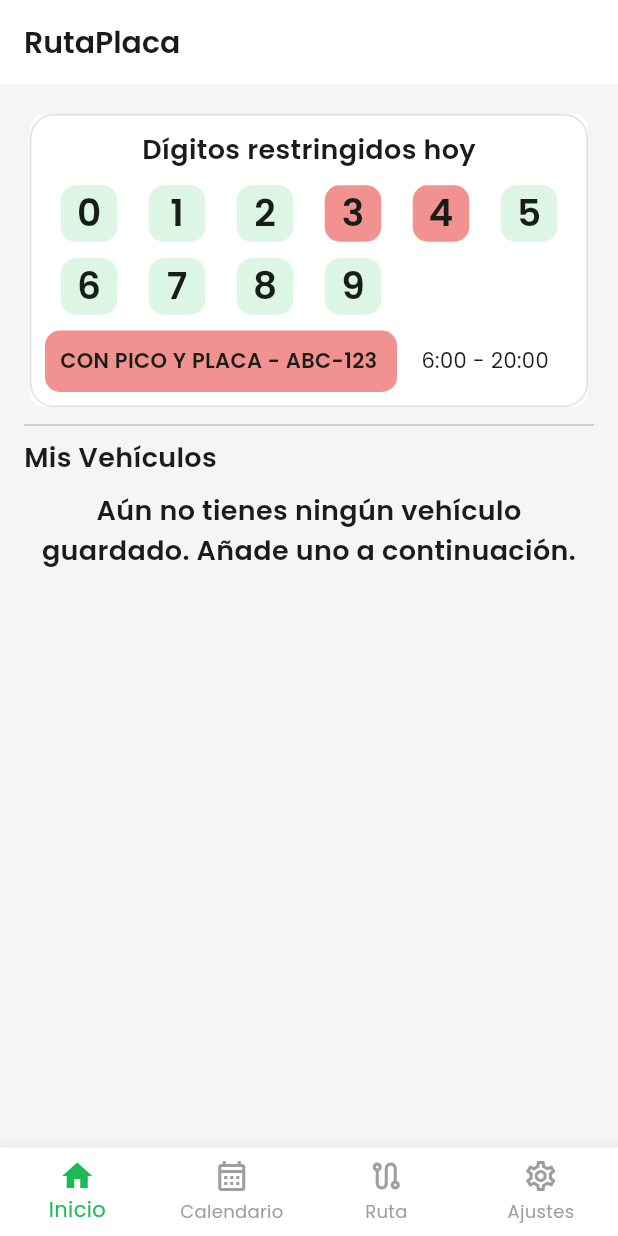
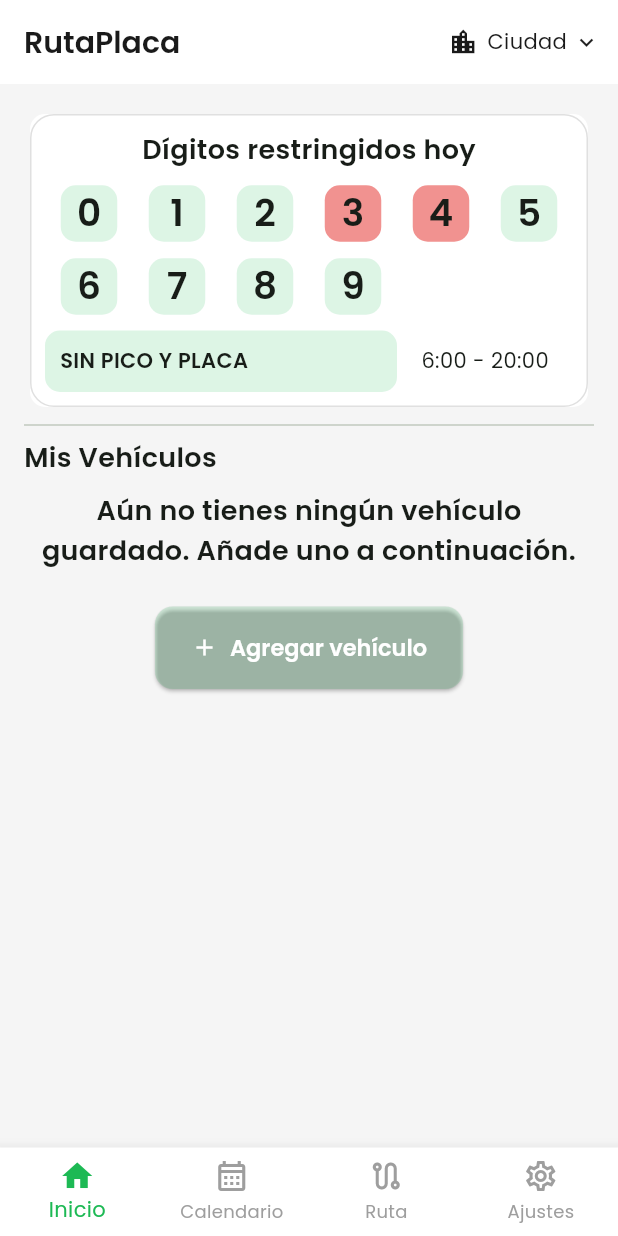
Before and after one commit to pablo-briceno-dev/ruta-placa-app, a Flutter app: the screen it shows after launch, on a phone screen of 412 x 824 dp. Run offline on Flutter 3.47's test engine with Material 3 defaults, Android fonts, the phone set to English and light mode, and no system bars; our stand-ins replace flutter_riverpod, go_router, shared_preferences; network calls fail.

Commit message:
Creation of vehicle registration cards, bug fixes

```diff
--- /dev/null
+++ b/lib/providers/cities_provider.dart
@@ -0,0 +1,23 @@
+import 'package:flutter_riverpod/legacy.dart';
+import 'package:shared_preferences/shared_preferences.dart';
+
+final selectedCityProvider =
+    StateNotifierProvider<SelectedCityNotifier, String?>(
+      (ref) => SelectedCityNotifier(),
+    );
+
+class SelectedCityNotifier extends StateNotifier<String?> {
+  SelectedCityNotifier() : super(null);
+
+  Future<void> loadCity() async {
+    final prefs = await SharedPreferences.getInstance();
+    state = prefs.getString('selected_city');
+  }
+
+  Future<void> setCity(String city) async {
+    state = city;
+
+    final prefs = await SharedPreferences.getInstance();
+    await prefs.setString('selected_city', city);
+  }
+}
--- /dev/null
+++ b/lib/providers/shared_preferences_provider.dart
@@ -0,0 +1,6 @@
+import 'package:flutter_riverpod/flutter_riverpod.dart';
+import 'package:shared_preferences/shared_preferences.dart';
+
+final sharedPrefsProvider = Provider<SharedPreferences>((ref) {
+  throw UnimplementedError(); // se inicializa en main
+});
--- a/lib/screens/home/home_screen.dart
+++ b/lib/screens/home/home_screen.dart
@@ -1,15 +1,40 @@
 import 'package:flutter/material.dart';
 import 'package:flutter_riverpod/flutter_riverpod.dart';
+import 'package:ruta_placa/providers/cities_provider.dart';
+import 'package:ruta_placa/providers/rules_provider.dart';
+import 'package:ruta_placa/providers/vehicles_provider.dart';
+import 'package:ruta_placa/screens/home/add_vehicle_screen.dart';
 import 'package:ruta_placa/screens/home/my_vehicles.dart';
 import 'package:ruta_placa/screens/home/restricted_digits_row.dart';
+import 'package:ruta_placa/widgets/city_selector_button_widget.dart';
 
 class HomeScreen extends ConsumerWidget {
   const HomeScreen({super.key});
 
   @override
   Widget build(BuildContext context, WidgetRef ref) {
+    final defaultVehicle = ref.watch(defaultVehicleProvider);
+    final selectedCity = ref.watch(selectedCityProvider);
+    final city = ref.watch(
+      cityByIdProvider(defaultVehicle?.cityId ?? selectedCity ?? 'bogota'),
+    );
+
     return Scaffold(
-      appBar: AppBar(title: const Text('RutaPlaca')),
+      appBar: AppBar(
+        title: const Text('RutaPlaca'),
+        actions: const [CitySelectorButtonWidget()],
+      ),
+      floatingActionButton: defaultVehicle != null
+          ? FloatingActionButton(
+              onPressed: () {
+                Navigator.push(
+                  context,
+                  MaterialPageRoute(builder: (_) => const AddVehicleScreen()),
+                );
+              },
+              child: const Icon(Icons.add),
+            )
+          : null,
       body: Column(
         children: [
           // !Banner Ad (parte superior o inferior de la pantalla)
@@ -20,7 +45,10 @@ class HomeScreen extends ConsumerWidget {
               child: Column(
                 crossAxisAlignment: CrossAxisAlignment.start,
                 children: [
-                  RestrictedDigitsRow(cityId: 'bogota', plate: 'ABC-123'),
+                  RestrictedDigitsRow(
+                    cityId: city?.id ?? 'bogota',
+                    plate: defaultVehicle?.plate ?? '',
+                  ),
                   const Divider(),
                   const Text(
                     'Mis Vehículos',
--- a/lib/screens/home/my_vehicles.dart
+++ b/lib/screens/home/my_vehicles.dart
@@ -1,7 +1,7 @@
 import 'package:flutter/material.dart';
 import 'package:flutter_riverpod/flutter_riverpod.dart';
-import 'package:ruta_placa/models/vehicle.dart';
 import 'package:ruta_placa/providers/vehicles_provider.dart';
+import 'package:ruta_placa/screens/home/add_vehicle_screen.dart';
 import 'package:ruta_placa/screens/home/my_vehicle_card.dart';
 
 class MyVehicles extends ConsumerWidget {
@@ -9,30 +9,48 @@ class MyVehicles extends ConsumerWidget {
 
   @override
   Widget build(BuildContext context, WidgetRef ref) {
-    final themeText = Theme.of(context).textTheme;
+    final theme = Theme.of(context);
     final vehicles = ref.watch(vehiclesProvider);
     final defaultVehicle = ref.watch(defaultVehicleProvider);
 
     return Column(
       crossAxisAlignment: CrossAxisAlignment.start,
       children: [
-        if (defaultVehicle == null)
+        if (defaultVehicle == null) ...[
           Padding(
             padding: const EdgeInsets.all(8.0),
             child: Center(
               child: Text(
                 'Aún no tienes ningún vehículo guardado. Añade uno a continuación.',
                 style: TextStyle(
-                  fontSize: themeText.titleLarge?.fontSize,
-                  fontWeight: themeText.titleLarge?.fontWeight,
+                  fontSize: theme.textTheme.titleLarge?.fontSize,
+                  fontWeight: theme.textTheme.titleLarge?.fontWeight,
                 ),
                 textAlign: TextAlign.center,
               ),
             ),
           ),
+          const SizedBox(height: 16),
+          Center(
+            child: ElevatedButton.icon(
+              onPressed: () => Navigator.push(
+                context,
+                MaterialPageRoute(builder: (_) => const AddVehicleScreen()),
+              ),
+              label: Text('Agregar vehículo'),
+              icon: const Icon(Icons.add),
+              style: ElevatedButton.styleFrom(
+                backgroundColor: theme.chipTheme.selectedColor,
+              ),
+            ),
+          ),
+        ],
         if (defaultVehicle != null) MyVehicleCard(vehicle: defaultVehicle),
         ...vehicles.entries.map((vehicle) {
-          return MyVehicleCard(vehicle: vehicle.value);
+          if (defaultVehicle!.plate != vehicle.value.plate) {
+            return MyVehicleCard(vehicle: vehicle.value);
+          }
+          return const SizedBox();
         }),
       ],
     );
--- a/lib/screens/home/restricted_digits_row.dart
+++ b/lib/screens/home/restricted_digits_row.dart
@@ -92,47 +92,19 @@ class RestrictedDigitsRow extends ConsumerWidget {
               children: [
                 Expanded(
                   flex: 2,
-                  child: !resultPlate.hasRestriction
-                      ? Container(
+                  child: Container(
                     padding: const EdgeInsets.all(10),
                     decoration: BoxDecoration(
-                            color: theme.chipTheme.selectedColor,
+                      color: resultPlate.hasRestriction
+                          ? theme.colorScheme.error.withValues(alpha: 0.55)
+                          : theme.chipTheme.selectedColor,
                       borderRadius: BorderRadius.circular(10),
                     ),
                     child: Column(
                       crossAxisAlignment: CrossAxisAlignment.start,
                       children: [
                         Text(
-                                'Sin pico y placa - $plate ${resultPlate.reason != null ? '\n${resultPlate.reason})' : ''}${resultPlate.note != null ? '\n${resultPlate.note}' : ''}'
-                                    .toUpperCase(),
-                                style: TextStyle(fontWeight: FontWeight.bold),
-                              ),
-                              if (resultPlate.reason != null)
-                                Text(
-                                  resultPlate.reason!.toUpperCase(),
-                                  style: TextStyle(fontWeight: FontWeight.bold),
-                                ),
-                              if (resultPlate.note != null)
-                                Text(
-                                  resultPlate.note!.toUpperCase(),
-                                  style: TextStyle(fontWeight: FontWeight.bold),
-                                ),
-                            ],
-                          ),
-                        )
-                      : Container(
-                          padding: const EdgeInsets.all(10),
-                          decoration: BoxDecoration(
-                            color: theme.colorScheme.error.withValues(
-                              alpha: 0.55,
-                            ),
-                            borderRadius: BorderRadius.circular(10),
-                          ),
-                          child: Column(
-                            crossAxisAlignment: CrossAxisAlignment.start,
-                            children: [
-                              Text(
-                                'Con pico y placa - $plate ${resultPlate.reason != null ? '\n${resultPlate.reason})' : ''}${resultPlate.note != null ? '\n${resultPlate.note}' : ''}'
+                          '${resultPlate.hasRestriction ? 'Con pico y placa' : 'Sin pico y placa'} ${plate.isEmpty ? '' : '- $plate'}'
                               .toUpperCase(),
                           style: TextStyle(fontWeight: FontWeight.bold),
                         ),
--- /dev/null
+++ b/lib/widgets/city_selector_button_widget.dart
@@ -0,0 +1,53 @@
+import 'package:flutter/material.dart';
+import 'package:flutter_riverpod/flutter_riverpod.dart';
+import 'package:ruta_placa/models/city_rule.dart';
+import 'package:ruta_placa/providers/cities_provider.dart';
+import 'package:ruta_placa/providers/rules_provider.dart';
+import 'package:ruta_placa/widgets/city_selector_sheet_widget.dart';
+
+class CitySelectorButtonWidget extends ConsumerWidget {
+  const CitySelectorButtonWidget({super.key});
+
+  @override
+  Widget build(BuildContext context, WidgetRef ref) {
+    final selectedCity = ref.watch(selectedCityProvider);
+    final city = ref
+        .watch(rulesProvider)
+        .cities
+        .firstWhere(
+          (c) => c.id == selectedCity,
+          orElse: () => CityRule(
+            id: 'Ciudad',
+            name: 'Ciudad',
+            emoji: '',
+            restrictions: {},
+          ),
+        );
+
+    return InkWell(
+      borderRadius: BorderRadius.circular(20),
+      onTap: () {
+        showModalBottomSheet(
+          context: context,
+          isScrollControlled: true,
+          builder: (_) => const CitySelectorSheetWidget(),
+        );
+      },
+      child: Padding(
+        padding: const EdgeInsets.symmetric(horizontal: 12, vertical: 8),
+        child: Row(
+          mainAxisSize: MainAxisSize.min,
+          children: [
+            const Icon(Icons.location_city, size: 20),
+            const SizedBox(width: 6),
+
+            Text(city.name, style: const TextStyle(fontSize: 14)),
+
+            const SizedBox(width: 4),
+            const Icon(Icons.keyboard_arrow_down, size: 18),
+          ],
+        ),
+      ),
+    );
+  }
+}
```
Also changed, not shown: lib/main.dart (+10 -1 lines), lib/models/vehicle.dart (+4 -7 lines), lib/providers/vehicles_provider.dart (+43 -8 lines), lib/screens/home/add_vehicle_screen.dart (added, +152 -0 lines), lib/screens/home/my_vehicle_card.dart (+49 -41 lines), lib/widgets/city_selector_sheet_widget.dart (added, +81 -0 lines). Lines whose indentation alone changed are shown as unchanged.
